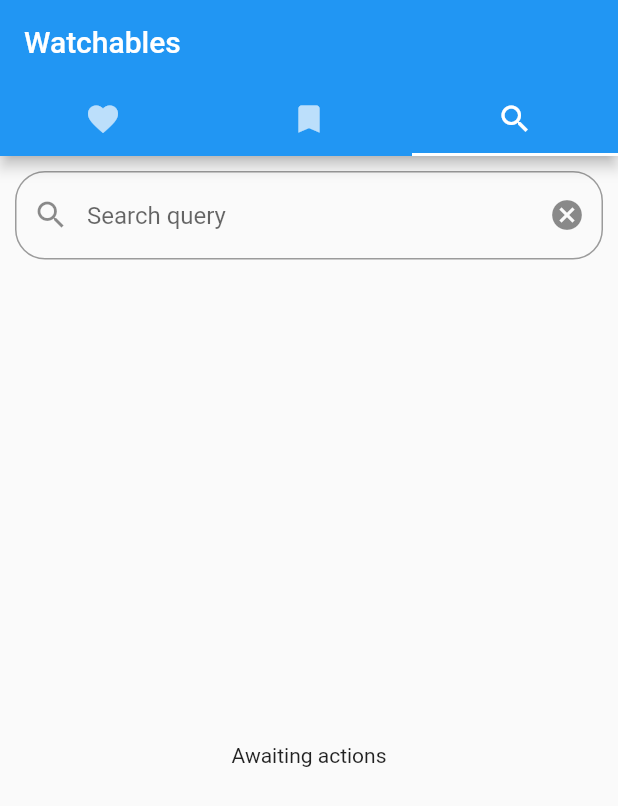
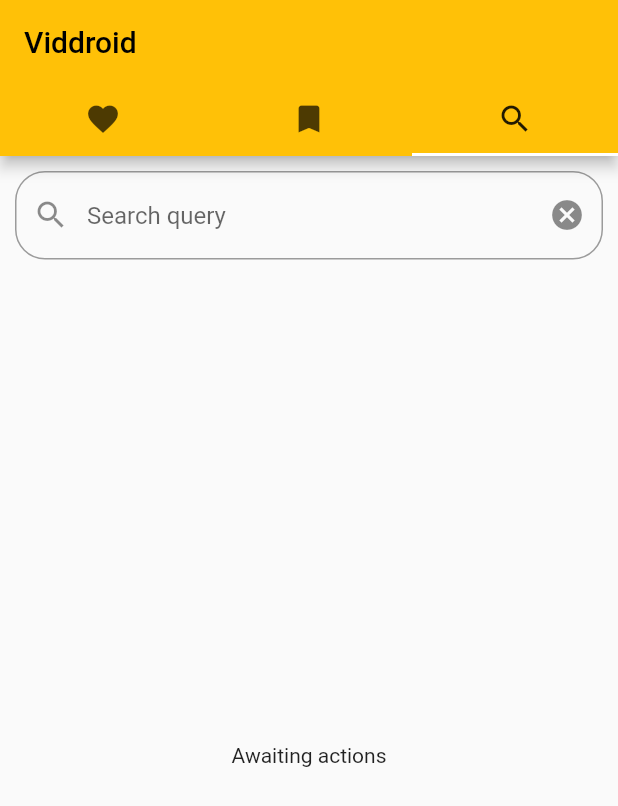
Before and after one commit to callisto-jovy/Viddroid_App, a Flutter app: the screen it shows after launch, tab 3 chosen, on a phone screen of 412 x 824 dp. Shown: the top 806 px of the screen. Run offline on Flutter 3.47's test engine with Material 2 defaults, Android fonts, the phone set to English and light mode, and no system bars; our stand-ins replace fluttertoast, shared_preferences, video_player; missing offline and left inert: js_packer.

Commit message:
Dark theme "implementation" & setup for future updates

```diff
--- a/lib/main.dart
+++ b/lib/main.dart
@@ -23,9 +23,14 @@ class MyApp extends StatelessWidget {
       debugShowCheckedModeBanner: false,
       title: 'Viddroid',
       theme: ThemeData(
-        primarySwatch: Colors.blue,
+        primarySwatch: Colors.amber,
       ),
-      home: const MyHomePage(title: 'Watchables'),
+      darkTheme: ThemeData(
+        primarySwatch: Colors.amber,
+        brightness: Brightness.dark,
+      ),
+      themeMode: ThemeMode.system,
+      home: const MyHomePage(title: 'Viddroid'),
     );
   }
 }
--- a/lib/provider/providers/movies_co.dart
+++ b/lib/provider/providers/movies_co.dart
@@ -61,6 +61,8 @@ class MoviesCo extends Provider with MoviesCoAPI {
 
   @override
   Future<PassableURL> requestTVShowLink(TVShow watchable, int season, int episode) async {
+    print("formatTvRequest(watchable, season, episode)");
+
     var response = await http.get(Uri.parse(formatTvRequest(watchable, season, episode)),
         headers: {'User-Agent': getRandomUserAgent()});
 
--- a/lib/streamer/streamers/gomo.dart
+++ b/lib/streamer/streamers/gomo.dart
@@ -10,6 +10,7 @@ import 'package:viddroid_flutter/util/passable_url.dart';
 import '../streamer.dart';
 
 class Gomo extends Streamer with MoviesCoAPI {
+
   @override
   Future<PassableURL> resolveStreamURL(String? referral, {Map<String, String>? headers}) async {
     if (referral == null) {
--- a/pubspec.yaml
+++ b/pubspec.yaml
@@ -36,9 +36,9 @@ dependencies:
   cupertino_icons: ^1.0.2
   html: ^0.15.0
   shared_preferences: ^2.0.8
-  connectivity: ^3.0.6
+  #connectivity: ^3.0.6
   http: ^0.13.4
- # basic_utils: ^3.6.1
+  #basic_utils: ^3.6.1
   fluttertoast: ^8.0.8
   #flutter_jscore: ^1.0.0
   js_packer: ^0.0.5
```
Also changed, not shown: pubspec.lock, 2 other files.
